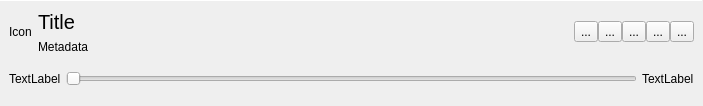
This is application/controlstrip.ui in theCheeseboard/theBeat as Qt 5 draws it before an edit. The edited form follows.
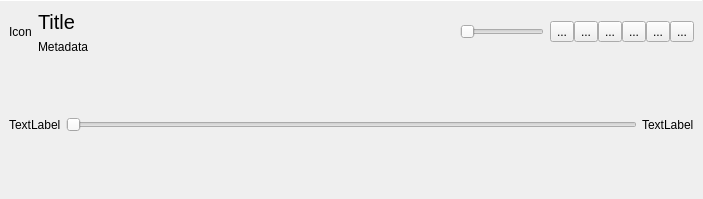
This is the edited form. Icons and pictures are not drawn.

Commit message: Implement Volume controls

Patch:
```diff
--- a/application/controlstrip.ui
+++ b/application/controlstrip.ui
@@ -7,7 +7,7 @@
     <x>0</x>
     <y>0</y>
     <width>703</width>
-    <height>106</height>
+    <height>199</height>
    </rect>
   </property>
   <property name="windowTitle">
@@ -100,6 +100,47 @@
        <property name="spacing">
         <number>0</number>
        </property>
+       <item>
+        <widget class="QWidget" name="volumeWidget" native="true">
+         <property name="sizePolicy">
+          <sizepolicy hsizetype="Fixed" vsizetype="Preferred">
+           <horstretch>0</horstretch>
+           <verstretch>0</verstretch>
+          </sizepolicy>
+         </property>
+         <layout class="QHBoxLayout" name="horizontalLayout_4">
+          <property name="topMargin">
+           <number>0</number>
+          </property>
+          <property name="rightMargin">
+           <number>0</number>
+          </property>
+          <property name="bottomMargin">
+           <number>0</number>
+          </property>
+          <item>
+           <widget class="QSlider" name="volumeSlider">
+            <property name="maximum">
+             <number>100</number>
+            </property>
+            <property name="orientation">
+             <enum>Qt::Horizontal</enum>
+            </property>
+           </widget>
+          </item>
+          <item>
+           <widget class="QToolButton" name="volumeButton">
+            <property name="text">
+             <string notr="true">...</string>
+            </property>
+            <property name="icon">
+             <iconset theme="audio-volume-high"/>
+            </property>
+           </widget>
+          </item>
+         </layout>
+        </widget>
+       </item>
        <item>
         <widget class="QToolButton" name="shuffleButton">
          <property name="text">
```
Left out of the diff: 6 changed lines with no effect on the pictures. The commit also changes 7 other files.
